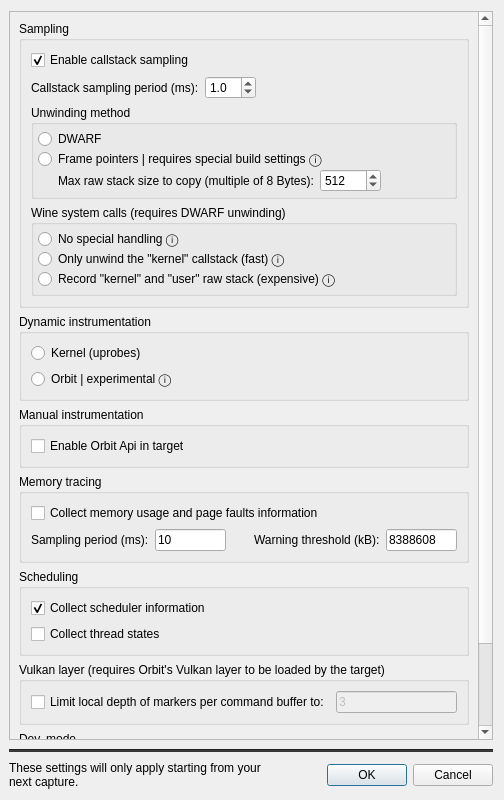
First picture: the form in src/OrbitQt/CaptureOptionsDialog.ui, repository google/orbit, before the edit.
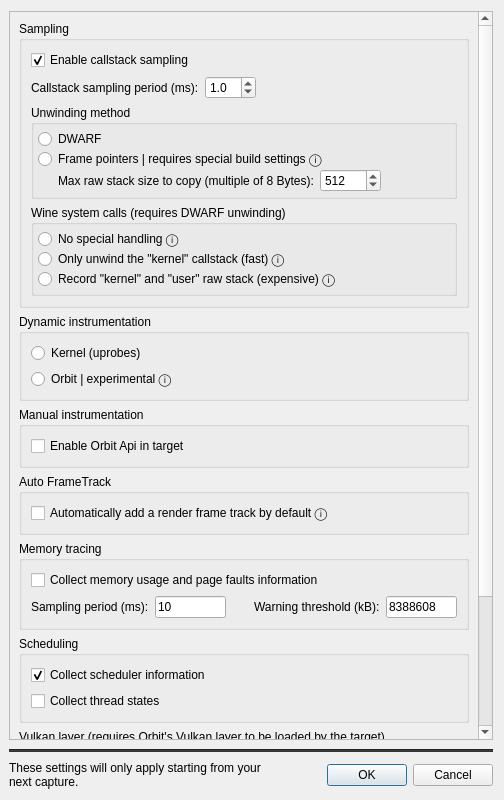
Second picture: the form after the edit. Custom widgets are drawn as their Qt base class.

Commit message: Give users the option of disabling auto-frame-track (#4001)

Patch:
```diff
--- a/src/OrbitQt/CaptureOptionsDialog.ui
+++ b/src/OrbitQt/CaptureOptionsDialog.ui
@@ -405,6 +405,28 @@
          </layout>
         </widget>
        </item>
+       <item>
+        <widget class="QGroupBox" name="autoFrameTrackGroupBox">
+         <property name="title">
+          <string>Auto FrameTrack</string>
+         </property>
+         <layout class="QVBoxLayout" name="verticalLayout_9">
+          <item>
+           <widget class="QCheckBox" name="autoFrameTrackCheckBox">
+            <property name="toolTip">
+             <string>&lt;html&gt;&lt;head/&gt;&lt;body&gt;&lt;p&gt;A frame track will be added when enabling this option at the start of every session. Disabling this option will not remove any existing frame track for the current session.&lt;/p&gt;&lt;/body&gt;&lt;/html&gt;</string>
+            </property>
+            <property name="accessibleName">
+             <string>AutoFrameTrackCheckBox</string>
+            </property>
+            <property name="text">
+             <string>Automatically add a render frame track by default ⓘ</string>
+            </property>
+           </widget>
+          </item>
+         </layout>
+        </widget>
+       </item>
        <item>
         <widget class="QGroupBox" name="memoryTracingGroupBox">
          <property name="title">
```
The commit also changes 8 other files.
